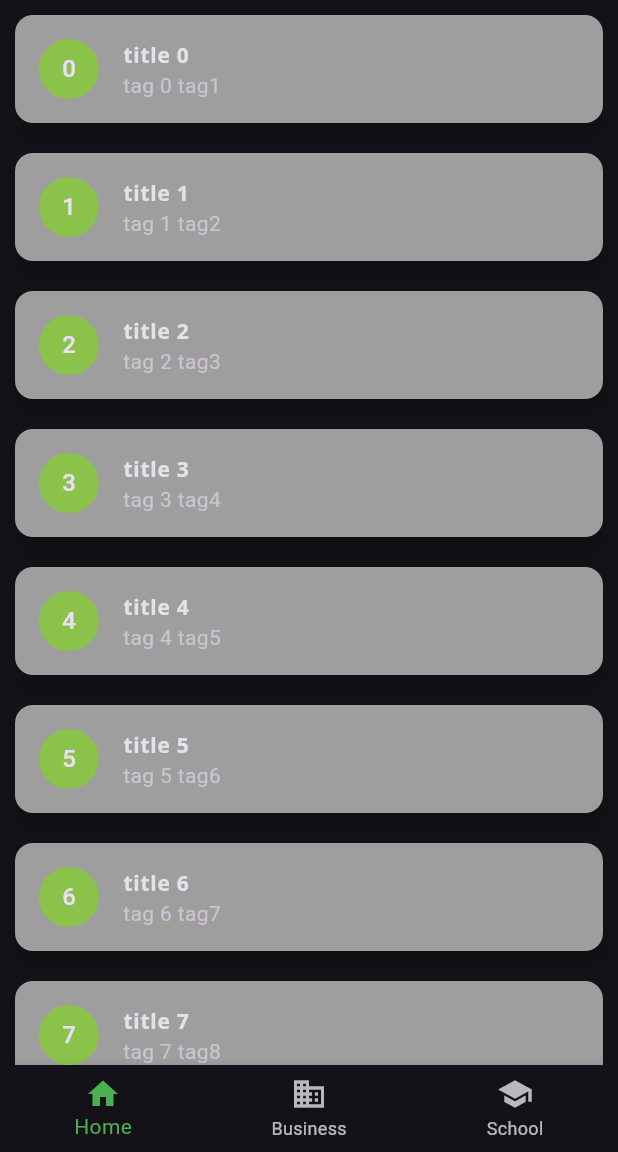
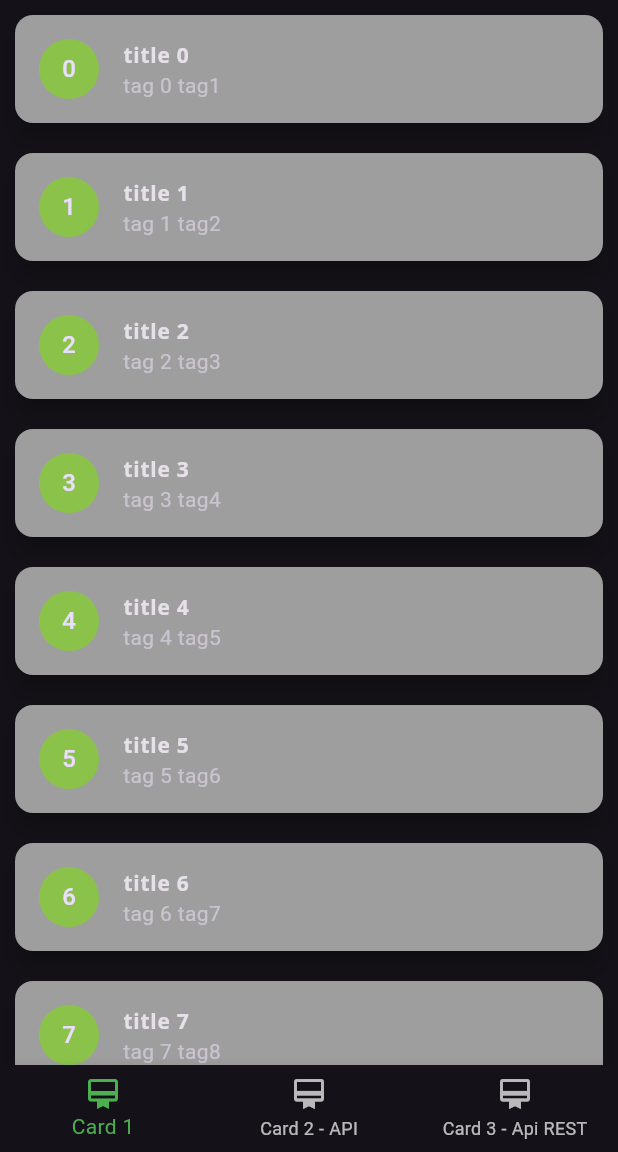
Before and after one commit to Toma1345/tp2-dev-mobile, a Flutter app: the screen it shows after launch, on a phone screen of 412 x 824 dp, the part 84-1236 px from its top. Run offline on Flutter 3.47's test engine with Material 3 defaults, Android fonts, the phone set to English and light mode, and no system bars; our stand-ins replace google_fonts.

```diff
--- a/lib/home.dart
+++ b/lib/home.dart
@@ -38,16 +38,16 @@ class _HomeState extends State<Home> {
         selectedItemColor: Theme.of(context).textSelectionTheme.selectionColor,
           items: const <BottomNavigationBarItem> [
             BottomNavigationBarItem(
-              icon: Icon(Icons.home),
-              label: 'Home',
+              icon: Icon(Icons.card_membership),
+              label: 'Card 1',
             ),
             BottomNavigationBarItem(
-              icon: Icon(Icons.business),
-              label: 'Business',
+              icon: Icon(Icons.card_membership),
+              label: 'Card 2 - API',
             ),
             BottomNavigationBarItem(
-              icon: Icon(Icons.school),
-              label: 'School',
+              icon: Icon(Icons.card_membership),
+              label: 'Card 3 - Api REST',
             )
           ]
       ),
```
Also changed, not shown: lib/card3.dart (+19 -3 lines).
